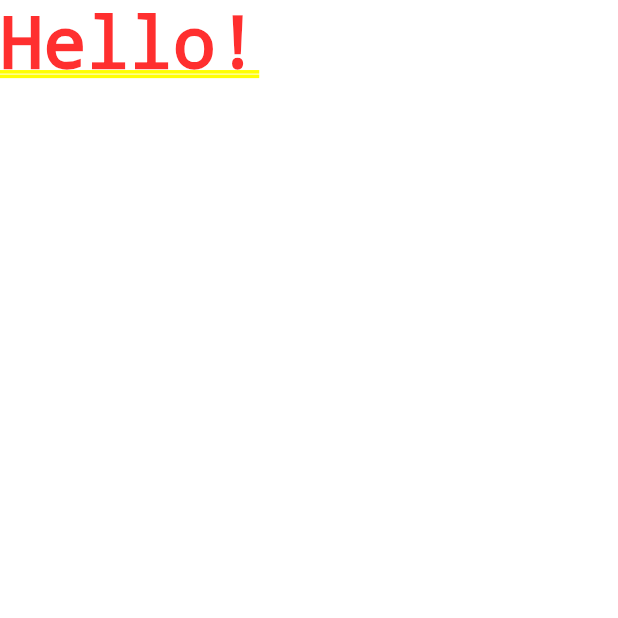
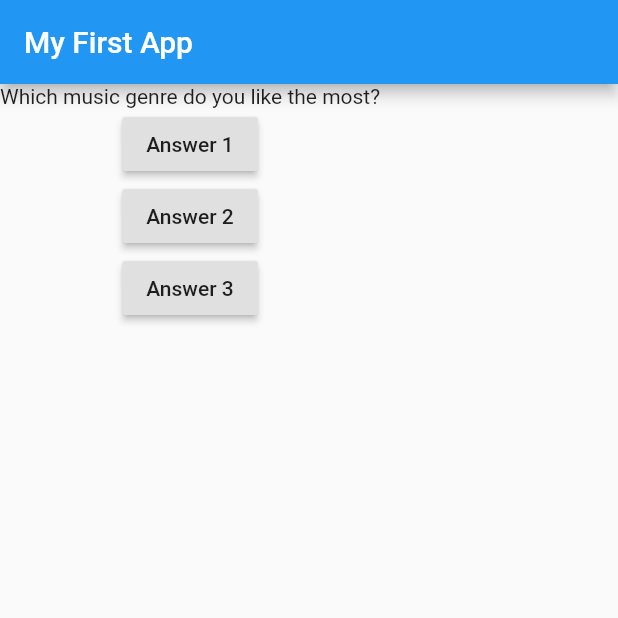
Before and after one commit to daviditco4/first-app, a Flutter app: the screen it shows after launch, on a phone screen of 412 x 824 dp, the top half of it. Run offline on Flutter 3.47's test engine with Material 2 defaults, Android fonts, the phone set to English and light mode, and no system bars.

```diff
--- a/lib/main.dart
+++ b/lib/main.dart
@@ -2,9 +2,53 @@ import 'package:flutter/material.dart';
 
 void main() => runApp(MyApp());
 
-class MyApp extends StatelessWidget {
+class MyApp extends StatefulWidget {
+  @override
+  State<StatefulWidget> createState() {
+    return MyAppState();
+  }
+}
+
+class MyAppState extends State<MyApp> {
+  var questionIndex = 0;
+
+  void answer() {
+    setState(() {
+      questionIndex = questionIndex + 1;
+    });
+    print(questionIndex);
+  }
+
   @override
   Widget build(BuildContext context) {
-    return MaterialApp(home: Text('Hello!'));
+    var questions = [
+      'Which music genre do you like the most?',
+      'What\'s your favorite color?',
+    ];
+
+    return MaterialApp(
+      home: Scaffold(
+        appBar: AppBar(
+          title: Text('My First App'),
+        ),
+        body: Column(
+          children: [
+            Text(questions[questionIndex]),
+            RaisedButton(
+              child: Text('Answer 1'),
+              onPressed: answer,
+            ),
+            RaisedButton(
+              child: Text('Answer 2'),
+              onPressed: answer,
+            ),
+            RaisedButton(
+              child: Text('Answer 3'),
+              onPressed: answer,
+            ),
+          ],
+        ),
+      ),
+    );
   }
 }
```
